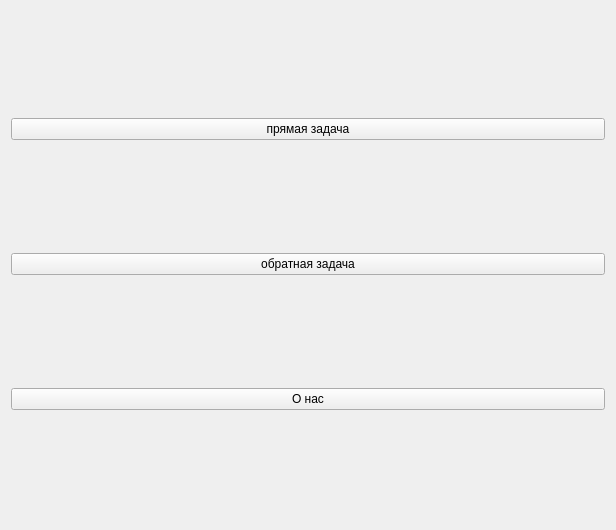
Before: the Qt Designer form UI/start_screen.ui in DimPerch/info_project, drawn with Qt 5.
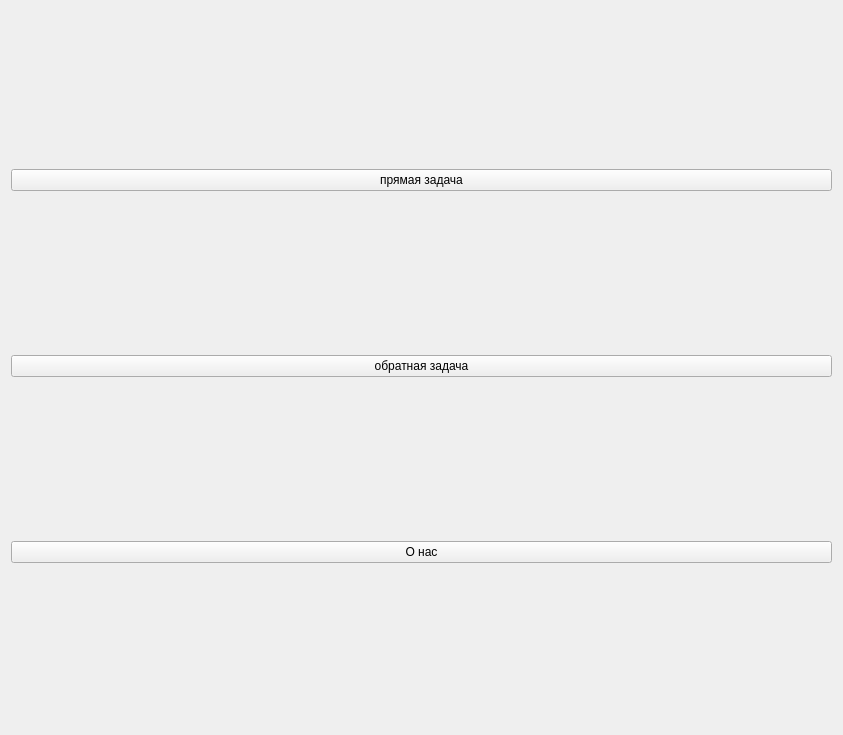
After: the same form once the commit is applied.

Patch:
```diff
--- a/UI/start_screen.ui
+++ b/UI/start_screen.ui
@@ -6,15 +6,15 @@
    <rect>
     <x>0</x>
     <y>0</y>
-    <width>616</width>
-    <height>530</height>
+    <width>843</width>
+    <height>735</height>
    </rect>
   </property>
   <property name="windowTitle">
    <string>Form</string>
   </property>
-  <layout class="QGridLayout" name="gridLayout">
-   <item row="0" column="0">
+  <layout class="QVBoxLayout" name="verticalLayout">
+   <item>
     <widget class="QPushButton" name="code_button">
      <property name="text">
       <string>прямая задача</string>
@@ -24,7 +24,7 @@
      </attribute>
     </widget>
    </item>
-   <item row="1" column="0">
+   <item>
     <widget class="QPushButton" name="decode_button">
      <property name="text">
       <string>обратная задача</string>
@@ -34,7 +34,7 @@
      </attribute>
     </widget>
    </item>
-   <item row="2" column="0">
+   <item>
     <widget class="QPushButton" name="about_button">
      <property name="text">
       <string>О нас</string>
```
